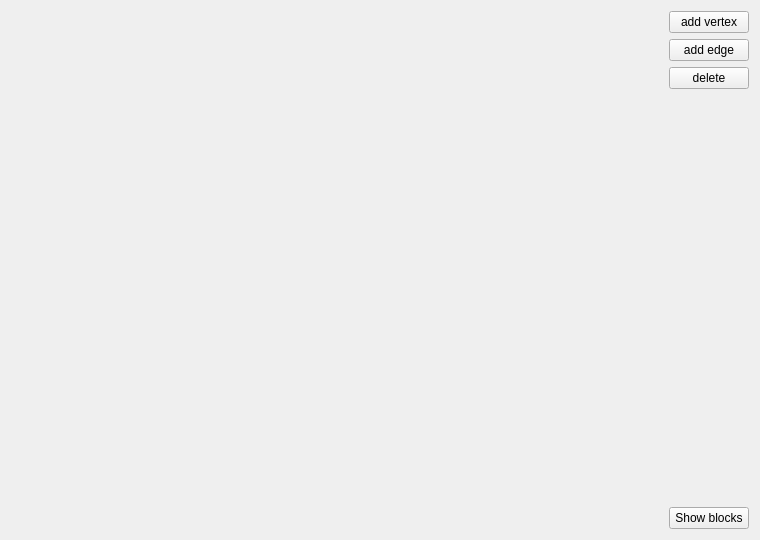
Old version of the form mainwindow.ui in the repository robkarapetyan/Graphqt.
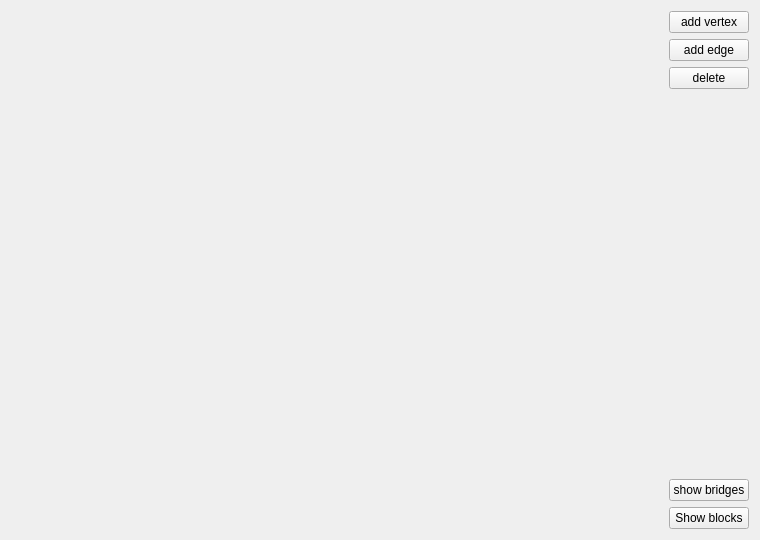
New version of the form. Custom widgets are drawn as their Qt base class.

Patch:
```diff
--- a/mainwindow.ui
+++ b/mainwindow.ui
@@ -39,7 +39,7 @@
         <rect>
          <x>0</x>
          <y>0</y>
-         <width>111</width>
+         <width>101</width>
          <height>16</height>
         </rect>
        </property>
@@ -126,11 +126,18 @@
         <property name="sizeHint" stdset="0">
          <size>
           <width>20</width>
-          <height>388</height>
+          <height>328</height>
          </size>
         </property>
        </spacer>
       </item>
+      <item>
+       <widget class="QPushButton" name="show_bridges">
+        <property name="text">
+         <string>show bridges</string>
+        </property>
+       </widget>
+      </item>
       <item>
        <widget class="QPushButton" name="show_blocks">
         <property name="text">
```
Left out of the diff: 16 changed lines with no effect on the pictures.
